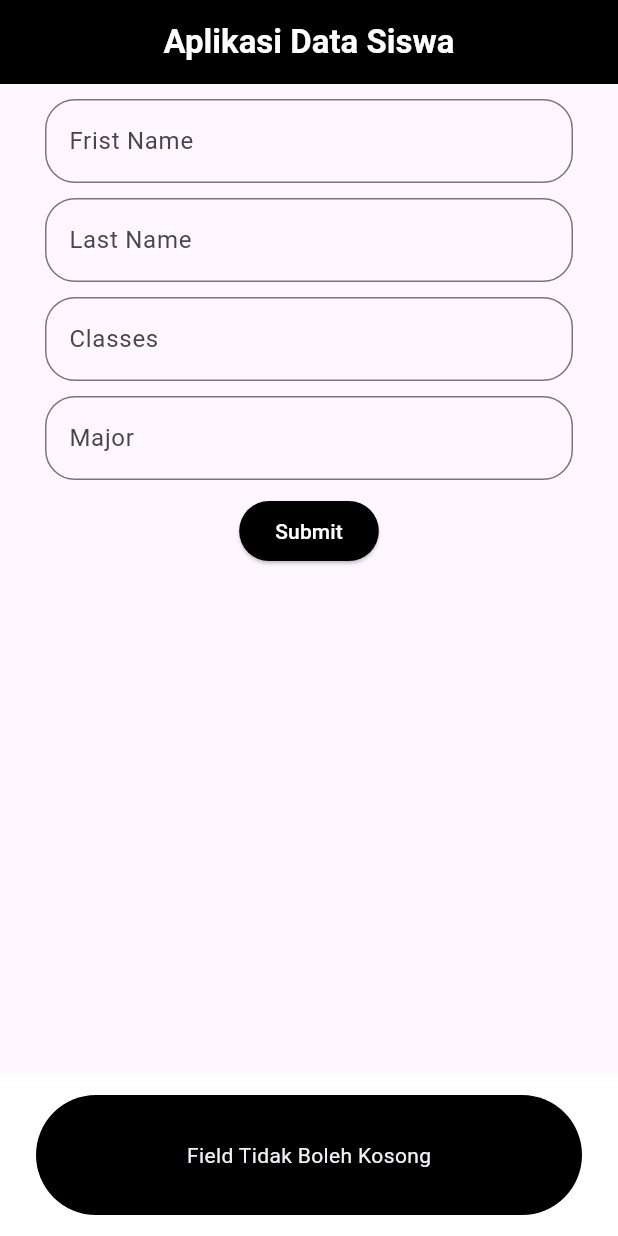
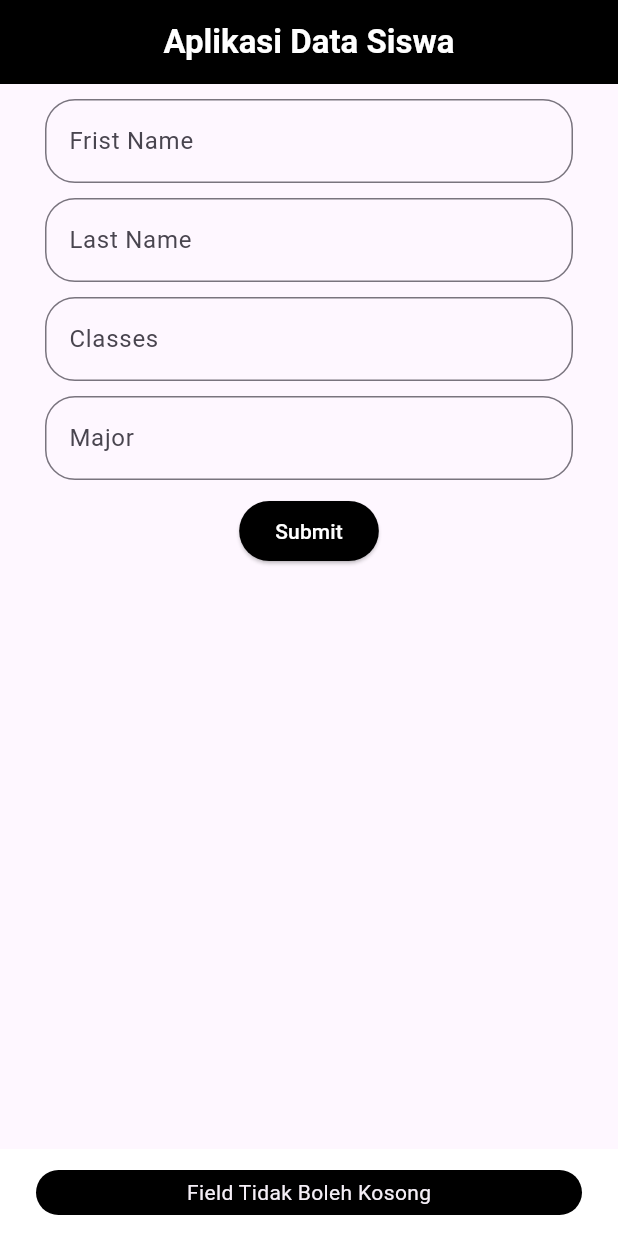
Before and after one commit to mamipokok/list_siswa, a Flutter app: the screen it shows after launch, after a tap on "Submit", on a phone screen of 412 x 824 dp. Run offline on Flutter 3.47's test engine with Material 3 defaults, Android fonts, the phone set to English and light mode, and no system bars; our stand-ins replace fluttertoast.

Commit message:
menambahkan snackbar

```diff
--- a/lib/pages/list_siswa_pages.dart
+++ b/lib/pages/list_siswa_pages.dart
@@ -28,7 +28,7 @@ class _ListSiswaState extends State<ListSiswaPages> {
         ScaffoldMessenger.of(context).showSnackBar(
           SnackBar(
             content: Container(
-              height: 80,
+              height: 30,
               decoration: BoxDecoration(
                 borderRadius: BorderRadius.circular(40),
                 color: Colors.black,
@@ -38,7 +38,6 @@ class _ListSiswaState extends State<ListSiswaPages> {
             behavior: SnackBarBehavior.fixed,
             backgroundColor: Colors.white,
             elevation: 0,
-
           ),
         );
       } else if (firstNameController.text.isNotEmpty ||
```
